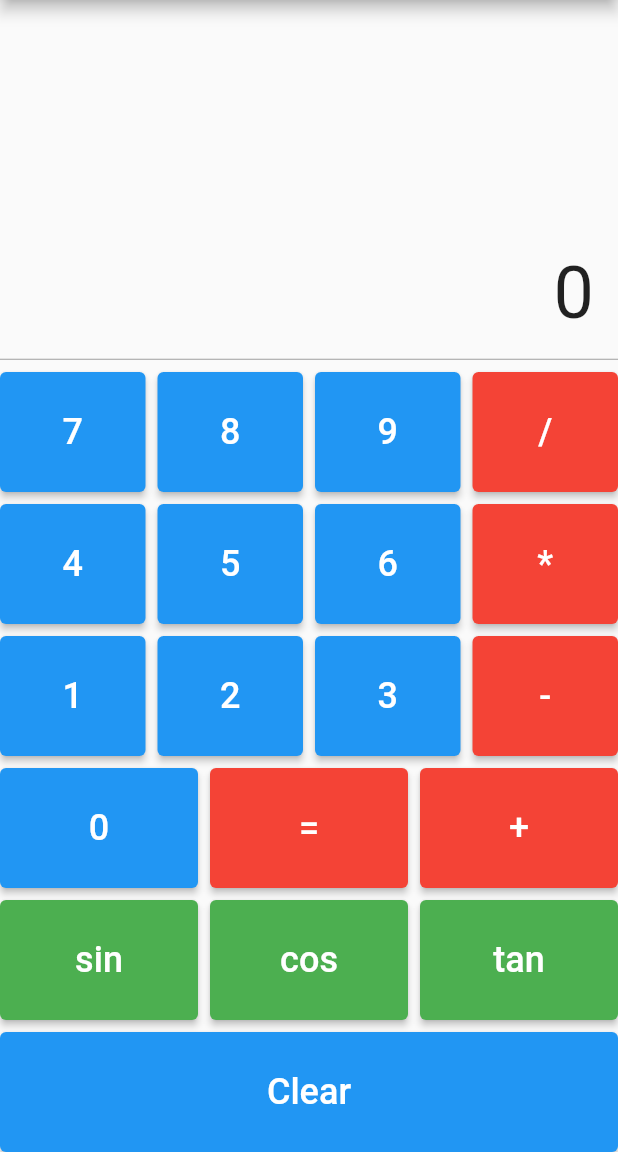
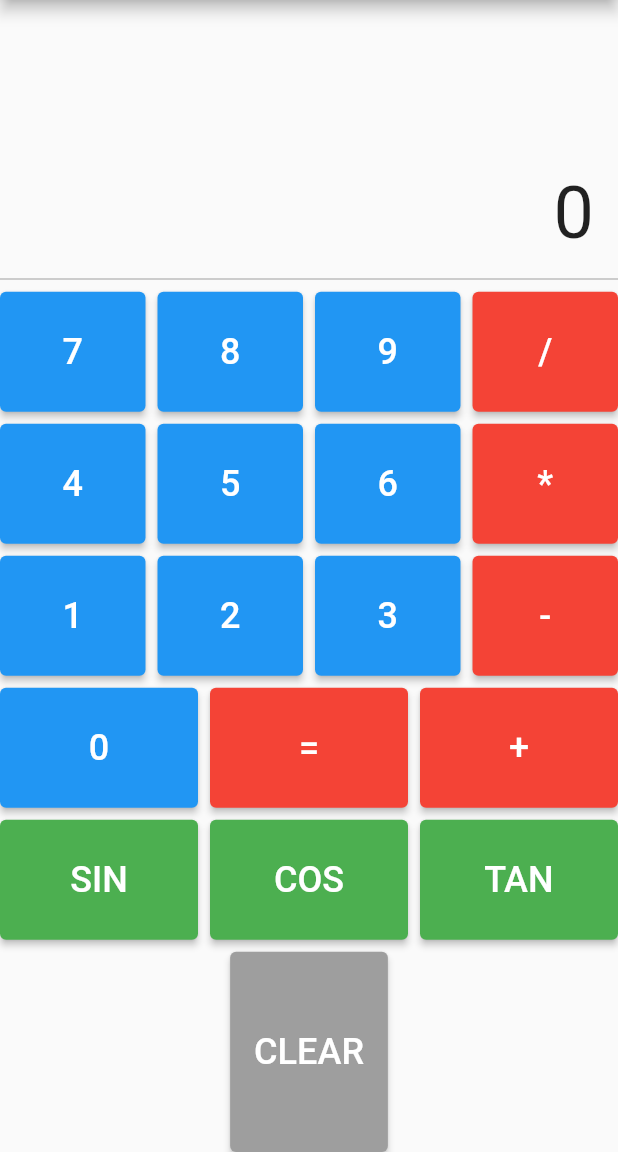
Before and after one commit to Martyn147/Flutter-claculator, a Flutter app: the screen it shows after launch, on a phone screen of 412 x 824 dp, the part 84-1236 px from its top. Run offline on Flutter 3.47's test engine with Material 2 defaults, Android fonts, the phone set to English and light mode, and no system bars.

Commit message:
Update main.dart

```diff
--- a/nombre_proyecto/lib/main.dart
+++ b/nombre_proyecto/lib/main.dart
@@ -87,17 +87,38 @@ class _CalculatorScreenState extends State<CalculatorScreen> {
       double value = double.tryParse(_displayText) ?? 0.0;
       double radians = value * (pi / 180); // Convert degrees to radians
 
+      String result;
       switch (function) {
         case 'sin':
-          _displayText = sin(radians).toString();
+          result = 'sin($value°) = ${sin(radians)}';
           break;
         case 'cos':
-          _displayText = cos(radians).toString();
+          result = 'cos($value°) = ${cos(radians)}';
           break;
         case 'tan':
-          _displayText = tan(radians).toString();
+          result = 'tan($value°) = ${tan(radians)}';
           break;
+        default:
+          result = 'Invalid function';
       }
+
+      showDialog(
+        context: context,
+        builder: (BuildContext context) {
+          return AlertDialog(
+            title: Text(function.toUpperCase()),
+            content: Text(result),
+            actions: <Widget>[
+              TextButton(
+                child: Text('OK'),
+                onPressed: () {
+                  Navigator.of(context).pop();
+                },
+              ),
+            ],
+          );
+        },
+      );
     });
   }
 
@@ -258,7 +279,7 @@ class _CalculatorScreenState extends State<CalculatorScreen> {
             primary: color,
           ),
           child: Text(
-            text,
+            text.toUpperCase(),
             style: TextStyle(fontSize: 24.0, color: Colors.white),
           ),
         ),
@@ -267,29 +288,28 @@ class _CalculatorScreenState extends State<CalculatorScreen> {
   }
 
   Widget _buildClearButton() {
-    return Container(
-      width: double.infinity,
+    return Expanded(
+      child: Container(
         height: 80.0,
         child: ElevatedButton(
           onPressed: _onClearPress,
           style: ElevatedButton.styleFrom(
-          primary: Colors.blue,
+            primary: Colors.grey,
           ),
           child: Text(
-          'Clear',
+            'CLEAR',
             style: TextStyle(fontSize: 24.0, color: Colors.white),
+          ),
         ),
       ),
     );
   }
 
   String _getDisplayOperation() {
-    String operation = '';
-
-    if (_firstOperand != null && _operator != null) {
-      operation = '$_firstOperand $_operator ';
-    }
-
-    return operation;
+    if (_firstOperand != null && _secondOperand != null && _operator != null) {
+      return '$_firstOperand $_operator $_secondOperand';
+    } else {
+      return '';
     }
   }
+}
```
Lines whose indentation alone changed are shown as unchanged.
